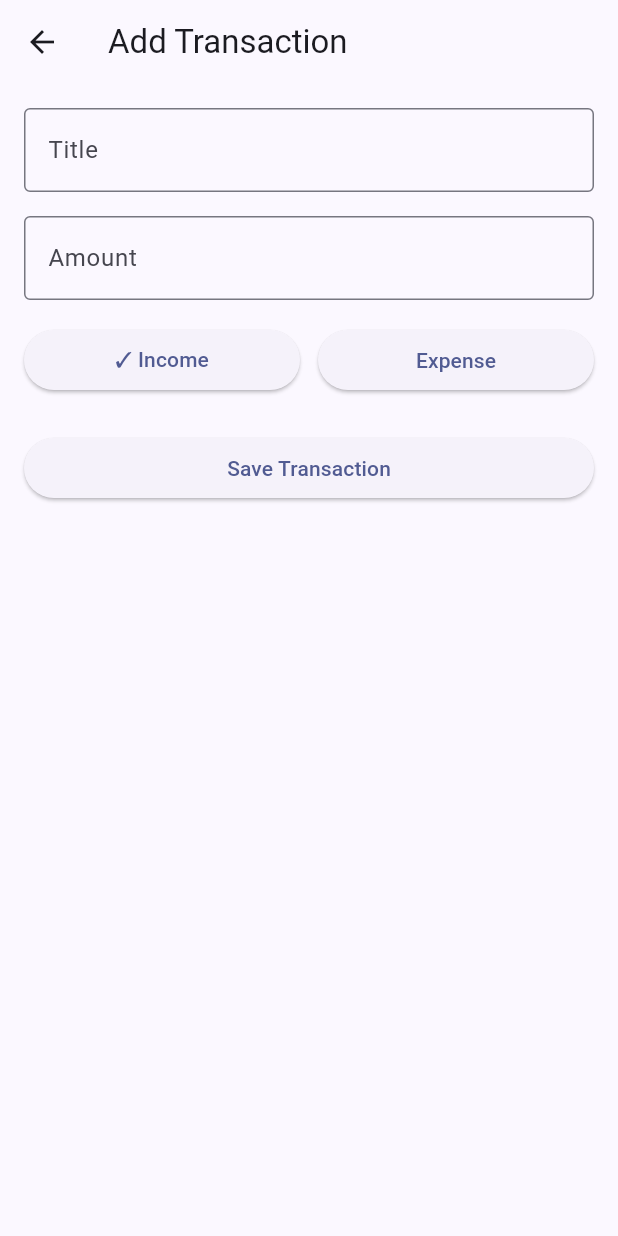
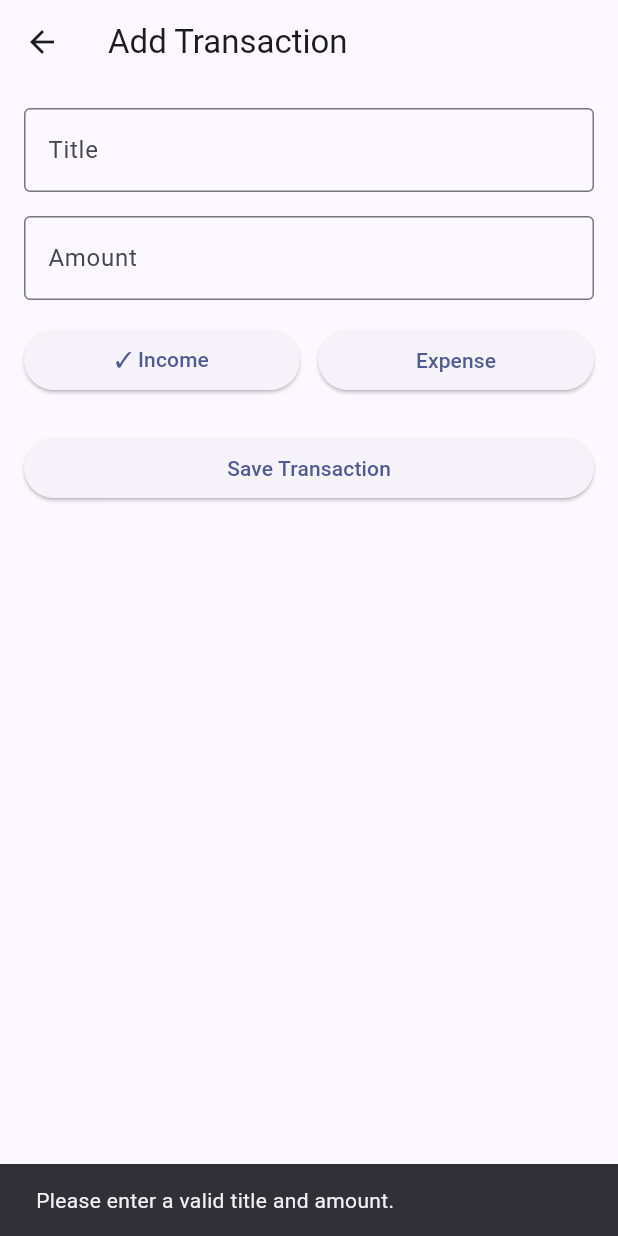
Before and after one commit to cansugedik/pocket_plan, a Flutter app: the AddTransactionPage screen opened directly, after a tap on "Save Transaction", on a phone screen of 412 x 824 dp. Run offline on Flutter 3.47's test engine with Material 3 defaults, Android fonts, the phone set to English and light mode, and no system bars; our stand-ins replace shared_preferences; accounts and stored records are empty.

Commit message:
Prepare transaction editing feature

```diff
--- a/lib/screens/add_transaction_page.dart
+++ b/lib/screens/add_transaction_page.dart
@@ -1,21 +1,63 @@
+
 import 'package:flutter/material.dart';
 
+import '../model/transaction.dart';
+
 class AddTransactionPage extends StatefulWidget {
-  const AddTransactionPage({super.key});
+  final Transaction? transaction;
+
+  const AddTransactionPage({
+    super.key,
+    this.transaction,
+  });
 
   @override
-  State<AddTransactionPage> createState() => _AddTransactionPageState();
+  State<AddTransactionPage> createState() =>
+      _AddTransactionPageState();
 }
 
-class _AddTransactionPageState extends State<AddTransactionPage> {
+class _AddTransactionPageState
+    extends State<AddTransactionPage> {
+
   bool isIncome = true;
+
   final titleController = TextEditingController();
   final amountController = TextEditingController();
 
   @override
+  void initState() {
+    super.initState();
+
+    final transaction = widget.transaction;
+
+    if (transaction != null) {
+      titleController.text = transaction.title;
+      amountController.text =
+          transaction.amount.toString();
+      isIncome = transaction.isIncome;
+    }
+  }
+
+  @override
+  void dispose() {
+    titleController.dispose();
+    amountController.dispose();
+    super.dispose();
+  }
+
+  @override
   Widget build(BuildContext context) {
+    final isEditing = widget.transaction != null;
+
     return Scaffold(
-      appBar: AppBar(title: const Text('Add Transaction')),
+      appBar: AppBar(
+        title: Text(
+          isEditing
+              ? 'Edit Transaction'
+              : 'Add Transaction',
+        ),
+      ),
+
       body: Padding(
         padding: const EdgeInsets.all(16),
         child: Column(
@@ -32,7 +74,10 @@ class _AddTransactionPageState extends State<AddTransactionPage> {
 
             TextField(
               controller: amountController,
-              keyboardType: TextInputType.number,
+              keyboardType:
+                  const TextInputType.numberWithOptions(
+                decimal: true,
+              ),
               decoration: const InputDecoration(
                 labelText: 'Amount',
                 border: OutlineInputBorder(),
@@ -50,10 +95,14 @@ class _AddTransactionPageState extends State<AddTransactionPage> {
                         isIncome = true;
                       });
                     },
-                    child: Text(isIncome ? '✓ Income' : 'Income'),
+                    child: Text(
+                      isIncome ? '✓ Income' : 'Income',
+                    ),
                   ),
                 ),
+
                 const SizedBox(width: 12),
+
                 Expanded(
                   child: ElevatedButton(
                     onPressed: () {
@@ -61,7 +110,11 @@ class _AddTransactionPageState extends State<AddTransactionPage> {
                         isIncome = false;
                       });
                     },
-                    child: Text(!isIncome ? '✓ Expense' : 'Expense'),
+                    child: Text(
+                      !isIncome
+                          ? '✓ Expense'
+                          : 'Expense',
+                    ),
                   ),
                 ),
               ],
@@ -73,10 +126,27 @@ class _AddTransactionPageState extends State<AddTransactionPage> {
               width: double.infinity,
               child: ElevatedButton(
                 onPressed: () {
-                  final title = titleController.text;
-                  final amount = double.tryParse(amountController.text);
+                  final title =
+                      titleController.text.trim();
 
-                  if (title.isEmpty || amount == null) {
+                  final amount = double.tryParse(
+                    amountController.text
+                        .trim()
+                        .replaceAll(',', '.'),
+                  );
+
+                  if (title.isEmpty ||
+                      amount == null ||
+                      !amount.isFinite ||
+                      amount <= 0) {
+                    ScaffoldMessenger.of(context)
+                        .showSnackBar(
+                      const SnackBar(
+                        content: Text(
+                          'Please enter a valid title and amount.',
+                        ),
+                      ),
+                    );
                     return;
                   }
 
@@ -86,7 +156,11 @@ class _AddTransactionPageState extends State<AddTransactionPage> {
                     'isIncome': isIncome,
                   });
                 },
-                child: const Text('Save Transaction'),
+                child: Text(
+                  isEditing
+                      ? 'Update Transaction'
+                      : 'Save Transaction',
+                ),
               ),
             ),
           ],
--- a/lib/screens/home_page.dart
+++ b/lib/screens/home_page.dart
@@ -1,4 +1,3 @@
-
 import 'dart:convert';
 
 import 'package:flutter/material.dart';
@@ -41,9 +40,8 @@ class _HomePageState extends State<HomePage> {
 
         loadedTransactions = decoded
             .map(
-              (item) => Transaction.fromJson(
-                Map<String, dynamic>.from(item as Map),
-              ),
+              (item) =>
+                  Transaction.fromJson(Map<String, dynamic>.from(item as Map)),
             )
             .toList();
       } else {
@@ -74,9 +72,7 @@ class _HomePageState extends State<HomePage> {
 
         await prefs.setString(
           storageKey,
-          jsonEncode(
-            loadedTransactions.map((t) => t.toJson()).toList(),
-          ),
+          jsonEncode(loadedTransactions.map((t) => t.toJson()).toList()),
         );
       }
 
@@ -106,16 +102,12 @@ class _HomePageState extends State<HomePage> {
           .map((transaction) => transaction.toJson())
           .toList();
 
-      return await prefs.setString(
-        storageKey,
-        jsonEncode(data),
-      );
+      return await prefs.setString(storageKey, jsonEncode(data));
     } catch (error) {
       debugPrint('Error saving transactions: $error');
       return false;
     }
   }
-
 
   Future<void> deleteTransaction(Transaction transaction) async {
     setState(() {
@@ -128,29 +120,20 @@ Future<void> deleteTransaction(Transaction transaction) async {
 
     if (!saved) {
       ScaffoldMessenger.of(context).showSnackBar(
-      const SnackBar(
-        content: Text('Transaction could not be saved.'),
-      ),
+        const SnackBar(content: Text('Transaction could not be saved.')),
       );
     }
   }
-
 
   @override
   Widget build(BuildContext context) {
     final totalIncome = transactions
         .where((transaction) => transaction.isIncome)
-        .fold<double>(
-          0,
-          (sum, transaction) => sum + transaction.amount,
-        );
+        .fold<double>(0, (sum, transaction) => sum + transaction.amount);
 
     final totalExpense = transactions
         .where((transaction) => !transaction.isIncome)
-        .fold<double>(
-          0,
-          (sum, transaction) => sum + transaction.amount,
-        );
+        .fold<double>(0, (sum, transaction) => sum + transaction.amount);
 
     final balance = totalIncome - totalExpense;
 
@@ -162,9 +145,7 @@ Future<void> deleteTransaction(Transaction transaction) async {
         ),
       ),
       body: isLoading
-          ? const Center(
-              child: CircularProgressIndicator(),
-            )
+          ? const Center(child: CircularProgressIndicator())
           : Padding(
               padding: const EdgeInsets.all(16),
               child: Column(
@@ -178,10 +159,7 @@ Future<void> deleteTransaction(Transaction transaction) async {
                   const SizedBox(height: 24),
                   const Text(
                     'Recent Transactions',
-                    style: TextStyle(
-                      fontSize: 20,
-                      fontWeight: FontWeight.bold,
-                    ),
+                    style: TextStyle(fontSize: 20, fontWeight: FontWeight.bold),
                   ),
                   const SizedBox(height: 12),
                   Expanded(
@@ -193,6 +171,18 @@ Future<void> deleteTransaction(Transaction transaction) async {
                         return TransactionItem(
                           transactionKey: ObjectKey(transaction),
                           onDelete: () => deleteTransaction(transaction),
+
+                          onTap: () {
+                            Navigator.push(
+                              context,
+                              MaterialPageRoute(
+                                builder: (context) => AddTransactionPage(
+                                  transaction: transaction,
+                                ),
+                              ),
+                            );
+                          },
+
                           title: transaction.title,
                           subtitle: transaction.category,
                           amount: transaction.isIncome
@@ -213,8 +203,7 @@ Future<void> deleteTransaction(Transaction transaction) async {
                 final result = await Navigator.push(
                   context,
                   MaterialPageRoute(
-                    builder: (context) =>
-                        const AddTransactionPage(),
+                    builder: (context) => const AddTransactionPage(),
                   ),
                 );
 
@@ -225,9 +214,7 @@ Future<void> deleteTransaction(Transaction transaction) async {
                     0,
                     Transaction(
                       title: result['title'],
-                      category: result['isIncome']
-                          ? 'Income'
-                          : 'Expense',
+                      category: result['isIncome'] ? 'Income' : 'Expense',
                       amount: result['amount'],
                       icon: result['isIncome']
                           ? Icons.account_balance_wallet
@@ -244,9 +231,7 @@ Future<void> deleteTransaction(Transaction transaction) async {
                 if (!saved) {
                   ScaffoldMessenger.of(context).showSnackBar(
                     const SnackBar(
-                      content: Text(
-                        'Transaction could not be saved.',
-                      ),
+                      content: Text('Transaction could not be saved.'),
                     ),
                   );
                 }
--- a/lib/widgets/transaction_item.dart
+++ b/lib/widgets/transaction_item.dart
@@ -7,6 +7,7 @@ class TransactionItem extends StatelessWidget {
   final String amount;
   final IconData icon;
   final VoidCallback onDelete;
+  final VoidCallback onTap;
   final Key transactionKey;
 
   const TransactionItem({
@@ -16,6 +17,7 @@ class TransactionItem extends StatelessWidget {
     required this.amount,
     required this.icon,
     required this.onDelete,
+    required this.onTap,
     required this.transactionKey,
   });
 
@@ -70,6 +72,7 @@ class TransactionItem extends StatelessWidget {
       child: Card(
         margin: const EdgeInsets.only(bottom: 10),
         child: ListTile(
+          onTap: onTap,
           leading: CircleAvatar(
             child: Icon(icon),
           ),
```
Lines whose indentation alone changed are shown as unchanged.
